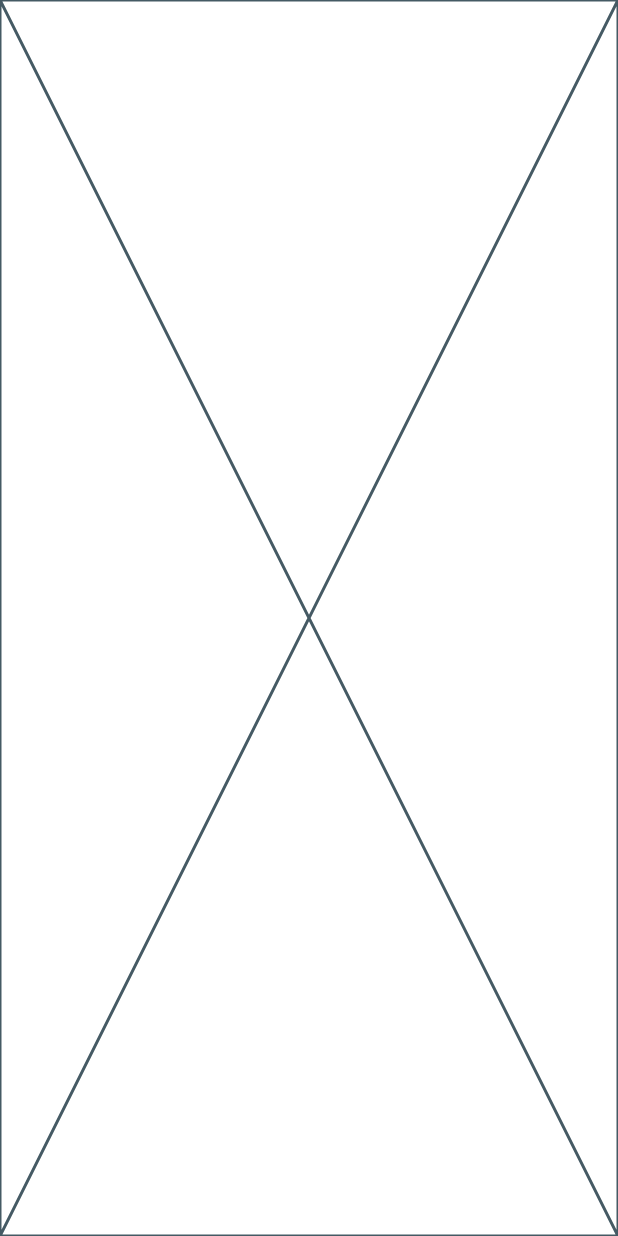
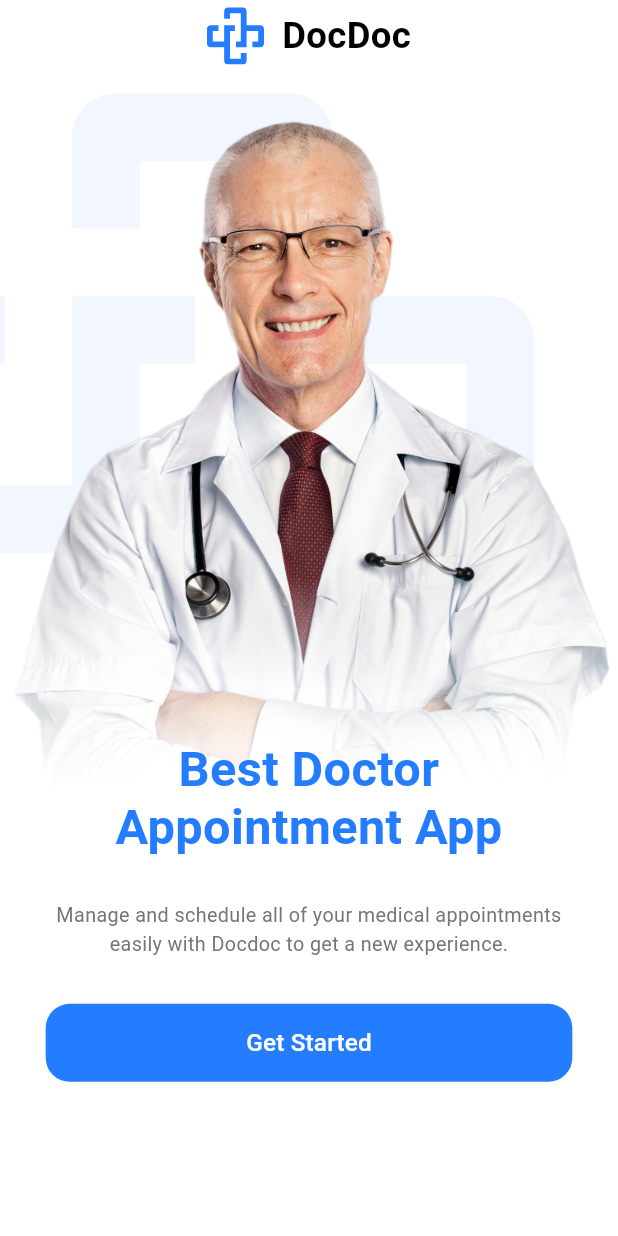
Before and after one commit to Shrouk-Ashraf/doc_app, a Flutter app: the screen it shows after launch, on a phone screen of 412 x 824 dp. Run offline on Flutter 3.47's test engine with Material 3 defaults, Android fonts, the phone set to English and light mode, and no system bars; our stand-ins replace flutter_screenutil, flutter_svg.

Commit message:
-added flutter_svg and flutter_screenutil packages -added logo and doctor images -created doc app client -created navigation extension -created doc app router -created textstyles -created onBoarding screen -initialized login screen

```diff
--- /dev/null
+++ b/devtools_options.yaml
@@ -0,0 +1 @@
+extensions:
--- /dev/null
+++ b/lib/core/helpers/extensions.dart
@@ -0,0 +1,21 @@
+import 'package:flutter/material.dart';
+import 'package:flutter/widgets.dart';
+
+extension Navigation on BuildContext {
+  Future<dynamic> pushNamed(String routeName, {Object? arguments}) {
+    return Navigator.of(this).pushNamed(routeName, arguments: arguments);
+  }
+
+  Future<dynamic> pushReplacementNamed(String routeName, {Object? arguments}) {
+    return Navigator.of(this)
+        .pushReplacementNamed(routeName, arguments: arguments);
+  }
+
+  Future<dynamic> pushNamedAndRemoveUntil(String routeName,
+      {Object? arguments, required RoutePredicate predicate}) {
+    return Navigator.of(this)
+        .pushNamedAndRemoveUntil(routeName, predicate, arguments: arguments);
+  }
+
+  void pop() => Navigator.of(this).pop();
+}
--- a/lib/core/routing/app_router.dart
+++ b/lib/core/routing/app_router.dart
@@ -0,0 +1,24 @@
+import 'package:doctor_app/core/routing/routes.dart';
+import 'package:doctor_app/features/login/ui/login_screen.dart';
+import 'package:doctor_app/features/onboarding/ui/onboarding_screen.dart';
+import 'package:flutter/material.dart';
+
+class AppRouter {
+  Route generateRoute(RouteSettings settings) {
+    switch (settings.name) {
+      case Routes.onBoardingScreen:
+        return MaterialPageRoute(builder: (_) => const OnboardingScreen());
+
+      case Routes.loginScreen:
+        return MaterialPageRoute(builder: (_) => const LoginScreen());
+
+      default:
+        return MaterialPageRoute(
+            builder: (_) => Scaffold(
+                  body: Center(
+                    child: Text("No route defined for ${settings.name}"),
+                  ),
+                ));
+    }
+  }
+}
--- a/lib/core/routing/routes.dart
+++ b/lib/core/routing/routes.dart
@@ -1,3 +1,4 @@
 class Routes {
   static const String onBoardingScreen = '/onBoardingScreen';
+  static const String loginScreen = '/loginScreen';
 }
--- /dev/null
+++ b/lib/core/theming/app_colors.dart
@@ -0,0 +1,6 @@
+import 'package:flutter/material.dart';
+
+class AppColors {
+  static const Color primaryColor = Color(0xff247CFF);
+  static const Color greyColor = Color(0xff757575);
+}
--- /dev/null
+++ b/lib/core/theming/styles.dart
@@ -0,0 +1,26 @@
+import 'package:doctor_app/core/theming/app_colors.dart';
+import 'package:flutter/material.dart';
+import 'package:flutter_screenutil/flutter_screenutil.dart';
+
+class TextStyles {
+  static TextStyle font24Black700Weight = TextStyle(
+    fontSize: 24.sp,
+    fontWeight: FontWeight.w700,
+    color: Colors.black,
+  );
+  static TextStyle font32BlueBold = TextStyle(
+    fontSize: 32.sp,
+    fontWeight: FontWeight.bold,
+    color: AppColors.primaryColor,
+  );
+  static TextStyle font13GrayRegular = TextStyle(
+    fontSize: 13.sp,
+    fontWeight: FontWeight.normal,
+    color: AppColors.greyColor,
+  );
+  static TextStyle font16WhiteSemibold = TextStyle(
+    fontSize: 16.sp,
+    fontWeight: FontWeight.w500,
+    color: Colors.white,
+  );
+}
--- a/lib/doc_app.dart
+++ b/lib/doc_app.dart
@@ -1,10 +1,28 @@
+import 'package:doctor_app/core/routing/app_router.dart';
+import 'package:doctor_app/core/routing/routes.dart';
+import 'package:doctor_app/core/theming/app_colors.dart';
 import 'package:flutter/material.dart';
+import 'package:flutter_screenutil/flutter_screenutil.dart';
 
 class DocApp extends StatelessWidget {
-  const DocApp({super.key});
+  final AppRouter appRouter;
+  const DocApp({super.key, required this.appRouter});
 
   @override
   Widget build(BuildContext context) {
-    return const Placeholder();
+    return ScreenUtilInit(
+      designSize: const Size(375, 812),
+      minTextAdapt: true,
+      child: MaterialApp(
+        debugShowCheckedModeBanner: false,
+        initialRoute: Routes.onBoardingScreen,
+        title: "Doc App",
+        theme: ThemeData(
+          primaryColor: AppColors.primaryColor,
+          scaffoldBackgroundColor: Colors.white,
+        ),
+        onGenerateRoute: appRouter.generateRoute,
+      ),
+    );
   }
 }
--- /dev/null
+++ b/lib/features/login/ui/login_screen.dart
@@ -0,0 +1,14 @@
+import 'package:flutter/material.dart';
+
+class LoginScreen extends StatelessWidget {
+  const LoginScreen({super.key});
+
+  @override
+  Widget build(BuildContext context) {
+    return const Scaffold(
+      body: Center(
+        child: Text("Login screen"),
+      ),
+    );
+  }
+}
--- /dev/null
+++ b/lib/features/onboarding/ui/onboarding_screen.dart
@@ -0,0 +1,48 @@
+import 'package:doctor_app/core/theming/styles.dart';
+import 'package:doctor_app/features/onboarding/ui/widgets/doc_logo_and_name.dart';
+import 'package:doctor_app/features/onboarding/ui/widgets/doc_logo_and_text.dart';
+import 'package:flutter/material.dart';
+import 'package:flutter_screenutil/flutter_screenutil.dart';
+
+import 'widgets/get_started_button.dart';
+
+class OnboardingScreen extends StatelessWidget {
+  const OnboardingScreen({super.key});
+
+  @override
+  Widget build(BuildContext context) {
+    return Scaffold(
+      body: SafeArea(
+          child: Padding(
+        padding: EdgeInsets.only(top: 4.h, bottom: 4.h),
+        child: SingleChildScrollView(
+          child: Column(
+            children: [
+              const DocLogoAndName(),
+              SizedBox(
+                height: 18.h,
+              ),
+              const DocLogoAndText(),
+              Padding(
+                padding: EdgeInsets.symmetric(horizontal: 30.h),
+                child: Column(
+                  children: [
+                    Text(
+                      "Manage and schedule all of your medical appointments easily with Docdoc to get a new experience.",
+                      textAlign: TextAlign.center,
+                      style: TextStyles.font13GrayRegular,
+                    ),
+                    SizedBox(
+                      height: 30.h,
+                    ),
+                    const GetStartedButton(),
+                  ],
+                ),
+              )
+            ],
+          ),
+        ),
+      )),
+    );
+  }
+}
--- /dev/null
+++ b/lib/features/onboarding/ui/widgets/doc_logo_and_name.dart
@@ -0,0 +1,25 @@
+import 'package:doctor_app/core/theming/styles.dart';
+import 'package:flutter/material.dart';
+import 'package:flutter_screenutil/flutter_screenutil.dart';
+import 'package:flutter_svg/flutter_svg.dart';
+
+class DocLogoAndName extends StatelessWidget {
+  const DocLogoAndName({super.key});
+
+  @override
+  Widget build(BuildContext context) {
+    return Row(
+      mainAxisAlignment: MainAxisAlignment.center,
+      children: [
+        SvgPicture.asset('assets/svgs/logo.svg'),
+        SizedBox(
+          width: 10.w,
+        ),
+        Text(
+          "DocDoc",
+          style: TextStyles.font24Black700Weight,
+        ),
+      ],
+    );
+  }
+}
--- /dev/null
+++ b/lib/features/onboarding/ui/widgets/doc_logo_and_text.dart
@@ -0,0 +1,43 @@
+import 'package:doctor_app/core/theming/styles.dart';
+import 'package:flutter/material.dart';
+import 'package:flutter/widgets.dart';
+import 'package:flutter_svg/flutter_svg.dart';
+
+class DocLogoAndText extends StatelessWidget {
+  const DocLogoAndText({super.key});
+
+  @override
+  Widget build(BuildContext context) {
+    return Stack(
+      children: [
+        SvgPicture.asset("assets/svgs/low_opacity_logo.svg"),
+        Container(
+          foregroundDecoration: BoxDecoration(
+            gradient: LinearGradient(
+                colors: [
+                  Colors.white,
+                  Colors.white.withOpacity(0.0),
+                ],
+                begin: Alignment.bottomCenter,
+                end: Alignment.topCenter,
+                stops: const [
+                  0.14,
+                  0.4,
+                ]),
+          ),
+          child: Image.asset("assets/images/doctor.png"),
+        ),
+        Positioned(
+          bottom: 30,
+          left: 0,
+          right: 0,
+          child: Text(
+            "Best Doctor\nAppointment App",
+            textAlign: TextAlign.center,
+            style: TextStyles.font32BlueBold.copyWith(height: 1.2),
+          ),
+        )
+      ],
+    );
+  }
+}
--- /dev/null
+++ b/lib/features/onboarding/ui/widgets/get_started_button.dart
@@ -0,0 +1,32 @@
+import 'package:doctor_app/core/helpers/extensions.dart';
+import 'package:doctor_app/core/routing/routes.dart';
+import 'package:doctor_app/core/theming/app_colors.dart';
+import 'package:doctor_app/core/theming/styles.dart';
+import 'package:flutter/material.dart';
+
+class GetStartedButton extends StatelessWidget {
+  const GetStartedButton({super.key});
+
+  @override
+  Widget build(BuildContext context) {
+    return TextButton(
+      onPressed: () {
+        context.pushNamed(Routes.loginScreen);
+      },
+      style: ButtonStyle(
+        backgroundColor: MaterialStateProperty.all(AppColors.primaryColor),
+        tapTargetSize: MaterialTapTargetSize.shrinkWrap,
+        minimumSize: MaterialStateProperty.all(const Size(double.infinity, 52)),
+        shape: MaterialStateProperty.all(
+          RoundedRectangleBorder(
+            borderRadius: BorderRadius.circular(16),
+          ),
+        ),
+      ),
+      child: Text(
+        "Get Started",
+        style: TextStyles.font16WhiteSemibold,
+      ),
+    );
+  }
+}
--- a/lib/main.dart
+++ b/lib/main.dart
@@ -1,6 +1,9 @@
+import 'package:doctor_app/core/routing/app_router.dart';
 import 'package:doctor_app/doc_app.dart';
 import 'package:flutter/material.dart';
 
 void main() {
-  runApp(const DocApp());
+  runApp(DocApp(
+    appRouter: AppRouter(),
+  ));
 }
```
Also changed, not shown: pubspec.yaml (+9 -4 lines), assets/images/doctor.png (added), assets/svgs/logo.svg (added), assets/svgs/low_opacity_logo.svg (added), pubspec.lock, 1 other file.
